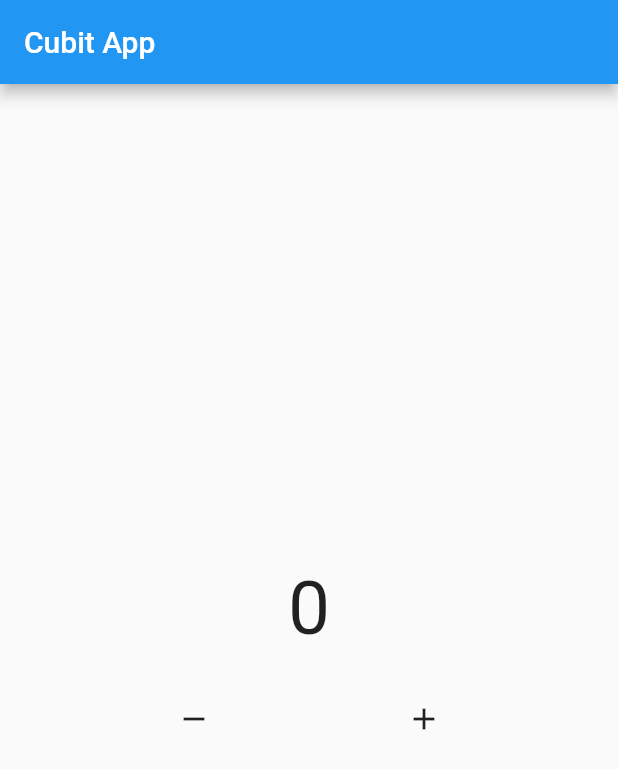
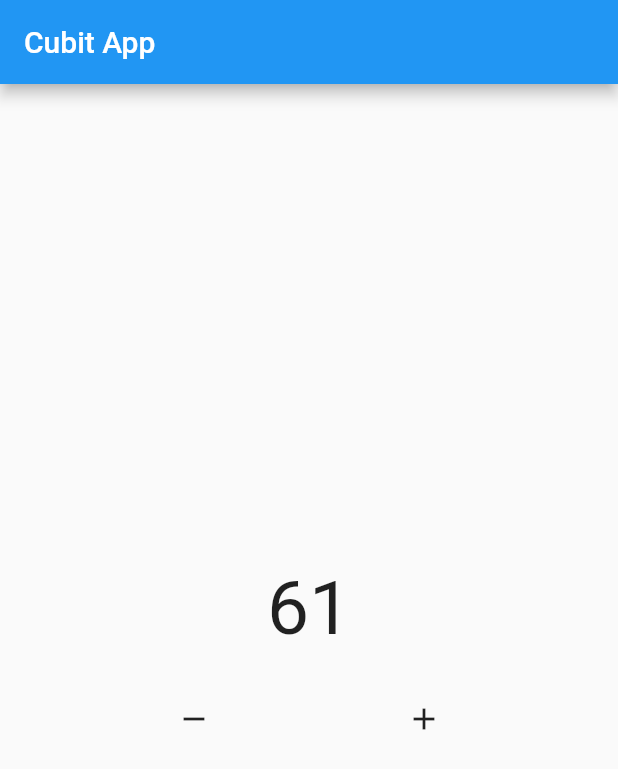
Before and after one commit to aprxty3/bloc_state_management, a Flutter app: the screen it shows after launch, after a tap on the "remove" icon, after a tap on the "add" icon, on a phone screen of 412 x 824 dp. Shown: the top 769 px of the screen. Run offline on Flutter 3.47's test engine with Material 2 defaults, Android fonts, the phone set to English and light mode, and no system bars; our stand-ins replace bloc.

Commit message:
add initial data

```diff
--- a/lib/main.dart
+++ b/lib/main.dart
@@ -19,7 +19,7 @@ class MyApp extends StatelessWidget {
 class HomePage extends StatelessWidget {
   HomePage({Key? key}) : super(key: key);
 
-  CounterCubit myCounter = CounterCubit();
+  CounterCubit myCounter = CounterCubit(initialData: 61);
 
   @override
   Widget build(BuildContext context) {
@@ -32,18 +32,15 @@ class HomePage extends StatelessWidget {
         mainAxisAlignment: MainAxisAlignment.center,
         children: [
           StreamBuilder(
+            initialData: myCounter.initialData,
             stream: myCounter.stream,
             builder: (context, snapshot) {
-              if (snapshot.connectionState == ConnectionState.waiting) {
-                return const Center(child: CircularProgressIndicator());
-              } else {
               return Center(
                 child: Text(
                   snapshot.data.toString(),
                   style: TextStyle(fontSize: 50),
                 ),
               );
-              }
             },
           ),
           SizedBox(height: 20),
@@ -67,7 +64,8 @@ class HomePage extends StatelessWidget {
 }
 
 class CounterCubit extends Cubit<int> {
-  CounterCubit() : super(0);
+  CounterCubit({this.initialData = 0}) : super(initialData);
+  int initialData;
   void addData() {
     emit(state + 1);
   }
```
Lines whose indentation alone changed are shown as unchanged.
